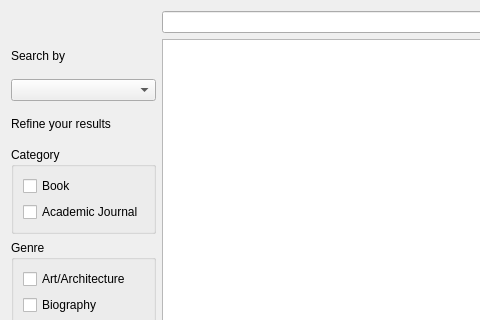
Old version of the form searchingwidget.ui in the repository huyquoctrinh/LibraryManagement; both pictures show x 0 to 480 and y 0 to 320 of the 933 by 548 pixel window.
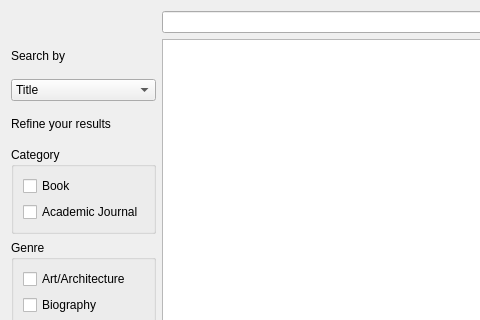
New version of the form.

```diff
--- a/searchingwidget.ui
+++ b/searchingwidget.ui
@@ -29,7 +29,18 @@
     </widget>
    </item>
    <item row="2" column="0">
-    <widget class="QComboBox" name="comboBox"/>
+    <widget class="QComboBox" name="cbbSearchBy">
+     <item>
+      <property name="text">
+       <string>Title</string>
+      </property>
+     </item>
+     <item>
+      <property name="text">
+       <string>Authors</string>
+      </property>
+     </item>
+    </widget>
    </item>
    <item row="0" column="1">
     <widget class="QLineEdit" name="lineEdit"/>
```
Left out of the diff: 24 changed lines with no effect on the pictures.
